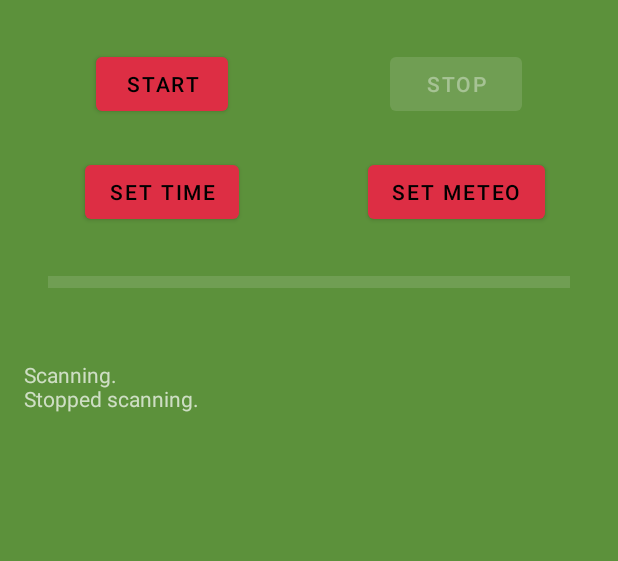
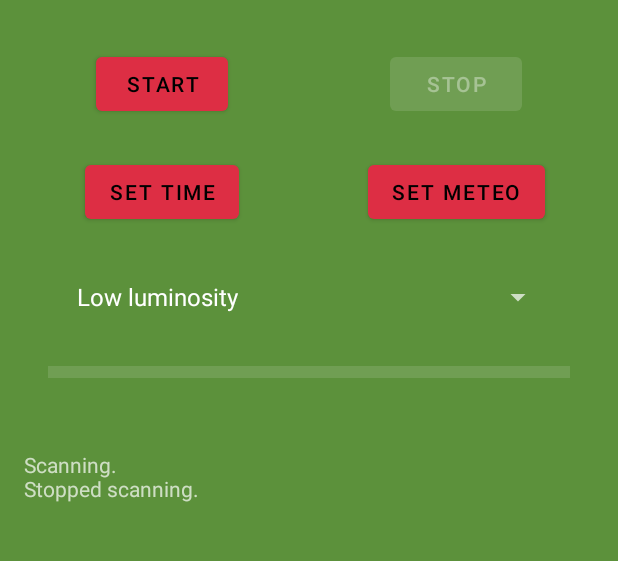
Before and after one commit to Cuke7/P8_watch, an Android app: the screen it shows after launch (MainActivity), on a phone screen of 412 x 824 dp, the part 84-645 px from its top. Run offline under Robolectric (Android 15) with nearby library versions, the phone set to English and light mode, and no system bars; 4 statements that could not run were skipped.

Commit message:
Improved stuff

```diff
--- a/P8_companion_app_GPS_foreground_one_time/app/src/main/java/com/google/android/gms/location/sample/locationupdatesforegroundservice/LocationUpdatesService.java
+++ b/P8_companion_app_GPS_foreground_one_time/app/src/main/java/com/google/android/gms/location/sample/locationupdatesforegroundservice/LocationUpdatesService.java
@@ -463,7 +463,7 @@ public class LocationUpdatesService extends Service {
 
     public void sendMeteo(){
         RequestQueue queue = Volley.newRequestQueue(this);
-        String url ="http://cuke.duckdns.org/weather";
+        String url ="https://mytrambot-bordeaux.herokuapp.com/weather";
 
         // Request a string response from the provided URL.
         StringRequest stringRequest = (StringRequest) new StringRequest(Request.Method.GET, url,
@@ -520,7 +520,7 @@ public class LocationUpdatesService extends Service {
                 //Log.d(TAG, "GPS : " + mLocation.toString());
 
                 RequestQueue queue = Volley.newRequestQueue(this);
-                String url = "http://cuke.duckdns.org/get_station_time_for_P8_geoloc?coords=";
+                String url = "https://mytrambot-bordeaux.herokuapp.com/get_station_time_for_P8_geoloc?coords=";
 
                 // Request a string response from the provided URL.
                 StringRequest stringRequest = (StringRequest) new StringRequest(Request.Method.GET, url + mLocationString,
--- a/P8_companion_app_GPS_foreground_one_time/app/src/main/java/com/google/android/gms/location/sample/locationupdatesforegroundservice/MainActivity.java
+++ b/P8_companion_app_GPS_foreground_one_time/app/src/main/java/com/google/android/gms/location/sample/locationupdatesforegroundservice/MainActivity.java
@@ -43,7 +43,10 @@ import android.preference.PreferenceManager;
 import android.provider.Settings;
 import android.util.Log;
 import android.view.View;
+import android.widget.AdapterView;
+import android.widget.ArrayAdapter;
 import android.widget.Button;
+import android.widget.Spinner;
 import android.widget.TextView;
 import android.widget.Toast;
 
@@ -84,6 +87,7 @@ public class MainActivity extends AppCompatActivity implements
     private Button BLEWriteBtn;
     private Button BLEMeteoBtn;
     private TextView LogText;
+    private Spinner LuminositySpinner;
 
     // Contain all logs to display
     public String logs ="";
@@ -185,9 +189,6 @@ public class MainActivity extends AppCompatActivity implements
         }
 
         mNotificationManager = (NotificationManager) getSystemService(NOTIFICATION_SERVICE);
-
-
-
     }
 
     @Override
@@ -201,7 +202,38 @@ public class MainActivity extends AppCompatActivity implements
         LogText = findViewById(R.id.LogText);
         BLEWriteBtn = findViewById(R.id.BLEWriteBtn);
         BLEMeteoBtn = findViewById(R.id.BLESetMeteo);
+        LuminositySpinner = findViewById(R.id.spinner);
 
+        // Get les options du spinner dans strings.xml
+        ArrayAdapter<CharSequence> adapter = ArrayAdapter.createFromResource(this,
+                R.array.Luminosity, android.R.layout.simple_spinner_item);
+        adapter.setDropDownViewResource(android.R.layout.simple_spinner_dropdown_item);
+        LuminositySpinner.setAdapter(adapter);
+
+        LuminositySpinner.setOnItemSelectedListener(new AdapterView.OnItemSelectedListener() {
+            @Override
+            public void onItemSelected(AdapterView<?> parentView, View selectedItemView, int position, long id) {
+                if(connected){
+                    switch(position) {
+                        case 0:
+                            mService.send("AT+CONTRAST=100\r\n");
+                            break;
+                        case 1:
+                            mService.send("AT+CONTRAST=175\r\n");
+                            break;
+                        case 2:
+                            mService.send("AT+CONTRAST=200\r\n");
+                            break;
+                    }
+                }
+            }
+
+            @Override
+            public void onNothingSelected(AdapterView<?> parentView) {
+                // your code here
+            }
+
+        });
 
         mRequestLocationUpdatesButton.setOnClickListener(new View.OnClickListener() {
             @Override
@@ -294,18 +326,6 @@ public class MainActivity extends AppCompatActivity implements
         super.onStop();
 
     }
-
-    // BLE stuff :
-
-    /*private void updateConnectionState(final int resourceId) {
-        runOnUiThread(new Runnable() {
-            @Override
-            public void run() {
-                mConnectionState.setText(resourceId);
-            }
-        });
-
-    }*/
 
     // Demonstrates how to iterate through the supported GATT Services/Characteristics.
     // In this sample, we populate the data structure that is bound to the ExpandableListView
@@ -518,7 +538,6 @@ public class MainActivity extends AppCompatActivity implements
     }
 
     private Handler mHandler;
-    private boolean mScanning;
     private BluetoothAdapter mBluetoothAdapter;
 
     private void scanLeDevice(final boolean enable) {
@@ -527,19 +546,15 @@ public class MainActivity extends AppCompatActivity implements
             mHandler.postDelayed(new Runnable() {
                 @Override
                 public void run() {
-                    mScanning = false;
                     mBluetoothAdapter.stopLeScan(mLeScanCallback);
                     invalidateOptionsMenu();
                     Log.d(TAG, "BLE : STOP SCAN");
                     log("Stopped scanning.");
-                    mService.send("AT+CONTRAST=100\r\n");
                 }
             },5000);
 
-            mScanning = true;
             mBluetoothAdapter.startLeScan(mLeScanCallback);
         } else {
-            mScanning = false;
             mBluetoothAdapter.stopLeScan(mLeScanCallback);
         }
         invalidateOptionsMenu();
@@ -548,14 +563,12 @@ public class MainActivity extends AppCompatActivity implements
     // Device scan callback.
     private BluetoothAdapter.LeScanCallback mLeScanCallback =
             new BluetoothAdapter.LeScanCallback() {
-
                 @Override
                 public void onLeScan(final BluetoothDevice device, int rssi, byte[] scanRecord) {
                     runOnUiThread(new Runnable() {
                         @Override
                         public void run() {
-                            //mLeDeviceListAdapter.addDevice(device);
-                            //mLeDeviceListAdapter.notifyDataSetChanged();
+                            // DO NOTHING ON LE SCAN CALLBACK
                         }
                     });
                 }
--- a/P8_companion_app_GPS_foreground_one_time/app/src/main/res/layout/activity_main.xml
+++ b/P8_companion_app_GPS_foreground_one_time/app/src/main/res/layout/activity_main.xml
@@ -54,7 +54,7 @@
         app:layout_constraintEnd_toEndOf="parent"
         app:layout_constraintHorizontal_bias="0.0"
         app:layout_constraintStart_toStartOf="parent"
-        app:layout_constraintTop_toBottomOf="@+id/BLEWriteBtn" />
+        app:layout_constraintTop_toBottomOf="@+id/spinner" />
 
     <ScrollView
         android:layout_width="match_parent"
@@ -97,5 +97,14 @@
         app:layout_constraintStart_toStartOf="@+id/remove_location_updates_button"
         app:layout_constraintTop_toBottomOf="@+id/remove_location_updates_button" />
 
+    <Spinner
+        android:id="@+id/spinner"
+        android:layout_width="326dp"
+        android:layout_height="28dp"
+        android:layout_marginTop="32dp"
+        app:layout_constraintEnd_toEndOf="parent"
+        app:layout_constraintStart_toStartOf="parent"
+        app:layout_constraintTop_toBottomOf="@+id/BLEWriteBtn" />
+
 
 </androidx.constraintlayout.widget.ConstraintLayout>
--- a/P8_companion_app_GPS_foreground_one_time/app/src/main/res/values/strings.xml
+++ b/P8_companion_app_GPS_foreground_one_time/app/src/main/res/values/strings.xml
@@ -31,4 +31,9 @@
     <string name="unknown_characteristic">Unknown characteristic</string>
     <string name="connected">connected</string>
     <string name="disconnected">disctonnected</string>
+    <string-array name="Luminosity">
+        <item>Low luminosity</item>
+        <item>Medium luminosity</item>
+        <item>High luminosity</item>
+    </string-array>
 </resources>
--- a/P8_companion_app_GPS_foreground_one_time/build.gradle
+++ b/P8_companion_app_GPS_foreground_one_time/build.gradle
@@ -6,7 +6,7 @@ buildscript {
         jcenter()
     }
     dependencies {
-        classpath 'com.android.tools.build:gradle:4.0.1'
+        classpath 'com.android.tools.build:gradle:4.1.1'
         classpath 'com.google.gms:google-services:4.3.3'  // Google Services plugin
         // NOTE: Do not place your application dependencies here; they belong
         // in the individual module build.gradle files
```
Also changed, not shown: P8_companion_app_GPS_foreground_one_time/app/src/main/AndroidManifest.xml (+0 -7 lines), P8_companion_app_GPS_foreground_one_time/gradle/wrapper/gradle-wrapper.properties, 2 other files.
